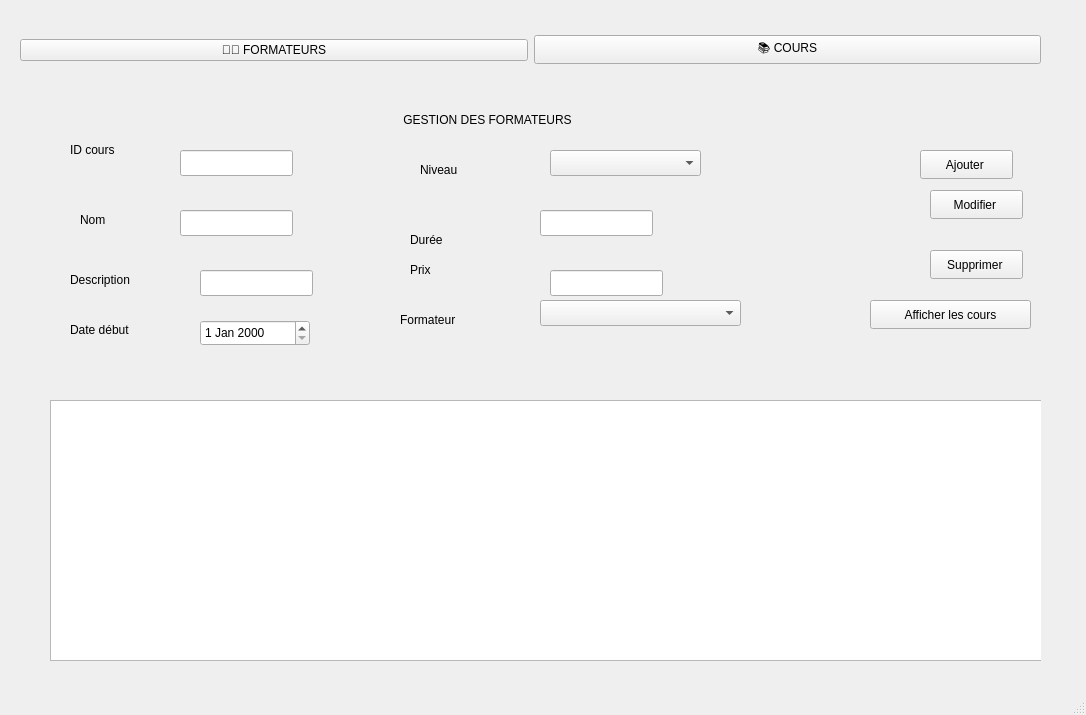
The window that mainwindow.ui (Ali-belkadhi/QT_2026) describes before a commit, drawn with Qt 5.
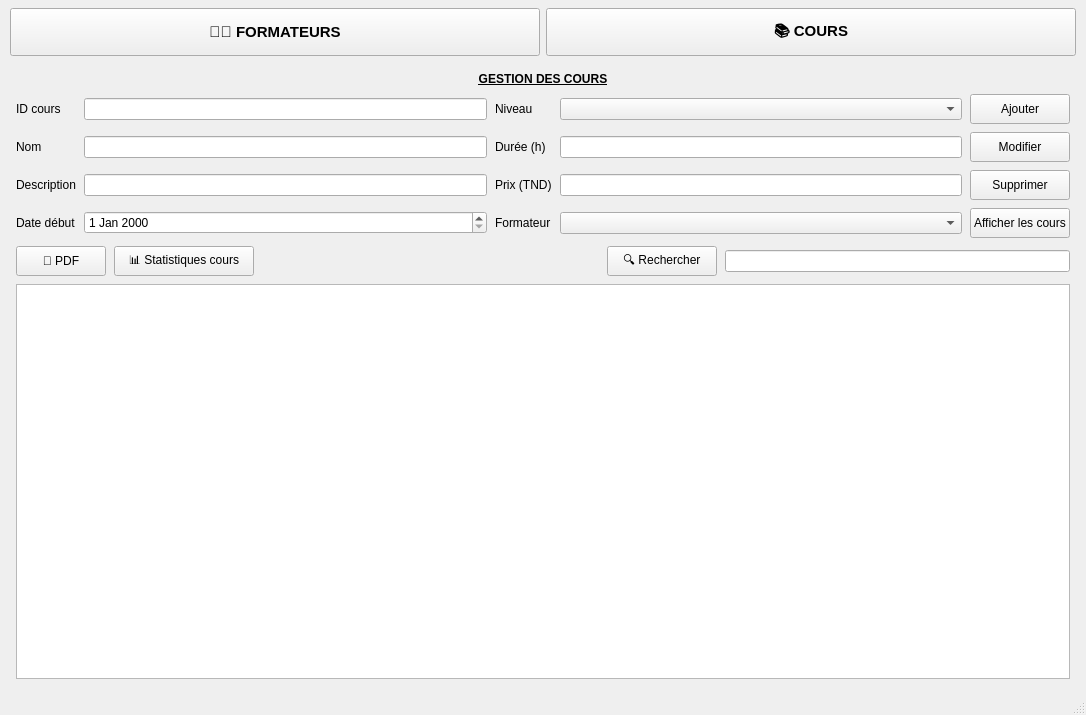
The same window after the commit. The open tabs and pages were chosen to show the change.

Commit message: tri&stat

Diff of the .ui file:
```diff
--- a/mainwindow.ui
+++ b/mainwindow.ui
@@ -11,579 +11,600 @@
    </rect>
   </property>
   <property name="windowTitle">
-   <string>MainWindow</string>
+   <string>Centre de Formation</string>
   </property>
   <widget class="QWidget" name="centralwidget">
-   <widget class="QWidget" name="verticalLayoutWidget">
-    <property name="geometry">
-     <rect>
-      <x>10</x>
-      <y>0</y>
-      <width>1061</width>
-      <height>681</height>
-     </rect>
+   <layout class="QVBoxLayout" name="mainLayout">
+    <property name="spacing">
+     <number>6</number>
     </property>
-    <layout class="QVBoxLayout" name="verticalLayout_2">
-     <item>
-      <widget class="QWidget" name="navigationWidget" native="true">
-       <property name="enabled">
-        <bool>true</bool>
-       </property>
-       <widget class="QWidget" name="horizontalLayoutWidget">
-        <property name="geometry">
-         <rect>
-          <x>10</x>
-          <y>10</y>
-          <width>1021</width>
-          <height>80</height>
-         </rect>
+    <property name="leftMargin">
+     <number>10</number>
+    </property>
+    <property name="topMargin">
+     <number>8</number>
+    </property>
+    <property name="rightMargin">
+     <number>10</number>
+    </property>
+    <property name="bottomMargin">
+     <number>8</number>
+    </property>
+
+    <!-- ===================== NAV BUTTONS ===================== -->
+    <item>
+     <layout class="QHBoxLayout" name="navLayout">
+      <property name="spacing">
+       <number>6</number>
+      </property>
+      <item>
+       <widget class="QPushButton" name="btnFormateurs">
+        <property name="sizePolicy">
+         <sizepolicy hsizetype="Expanding" vsizetype="Fixed">
+          <horstretch>0</horstretch>
+          <verstretch>0</verstretch>
+         </sizepolicy>
         </property>
-        <layout class="QHBoxLayout" name="horizontalLayout">
-         <item>
-          <widget class="QPushButton" name="btnFormateurs">
-           <property name="text">
-            <string>👨‍🏫 FORMATEURS</string>
-           </property>
-          </widget>
-         </item>
-         <item>
-          <widget class="QPushButton" name="btnCours">
-           <property name="text">
-            <string>📚 COURS</string>
-           </property>
-          </widget>
-         </item>
-        </layout>
+        <property name="minimumSize">
+         <size>
+          <width>0</width>
+          <height>48</height>
+         </size>
+        </property>
+        <property name="font">
+         <font>
+          <pointsize>11</pointsize>
+          <bold>true</bold>
+         </font>
+        </property>
+        <property name="text">
+         <string>👨‍🏫 FORMATEURS</string>
+        </property>
        </widget>
-       <widget class="QStackedWidget" name="stackedWidget">
-        <property name="enabled">
-         <bool>true</bool>
+      </item>
+      <item>
+       <widget class="QPushButton" name="btnCours">
+        <property name="sizePolicy">
+         <sizepolicy hsizetype="Expanding" vsizetype="Fixed">
+          <horstretch>0</horstretch>
+          <verstretch>0</verstretch>
+         </sizepolicy>
         </property>
-        <property name="geometry">
-         <rect>
-          <x>20</x>
-          <y>110</y>
-          <width>1011</width>
-          <height>551</height>
-         </rect>
+        <property name="minimumSize">
+         <size>
+          <width>0</width>
+          <height>48</height>
+         </size>
         </property>
-        <property name="currentIndex">
-         <number>0</number>
+        <property name="font">
+         <font>
+          <pointsize>11</pointsize>
+          <bold>true</bold>
+         </font>
         </property>
-        <widget class="QWidget" name="pageCours">
-         <widget class="QLabel" name="label_7">
-          <property name="geometry">
-           <rect>
-            <x>40</x>
-            <y>30</y>
-            <width>63</width>
-            <height>20</height>
-           </rect>
-          </property>
-          <property name="text">
-           <string>ID cours</string>
-          </property>
-         </widget>
-         <widget class="QLabel" name="label_8">
-          <property name="geometry">
-           <rect>
-            <x>50</x>
-            <y>100</y>
-            <width>63</width>
-            <height>20</height>
-           </rect>
-          </property>
-          <property name="text">
-           <string>Nom</string>
-          </property>
-         </widget>
-         <widget class="QLabel" name="label_9">
-          <property name="geometry">
-           <rect>
-            <x>380</x>
-            <y>120</y>
-            <width>63</width>
-            <height>20</height>
-           </rect>
-          </property>
-          <property name="text">
-           <string>Durée</string>
-          </property>
-         </widget>
-         <widget class="QLabel" name="label_10">
-          <property name="geometry">
-           <rect>
-            <x>380</x>
-            <y>150</y>
-            <width>63</width>
-            <height>20</height>
-           </rect>
-          </property>
-          <property name="text">
-           <string>Prix</string>
-          </property>
-         </widget>
-         <widget class="QLabel" name="label_11">
-          <property name="geometry">
-           <rect>
-            <x>370</x>
-            <y>200</y>
-            <width>111</width>
-            <height>20</height>
-           </rect>
-          </property>
-          <property name="text">
-           <string>Formateur</string>
-          </property>
-         </widget>
-         <widget class="QLineEdit" name="editIdCours">
-          <property name="geometry">
-           <rect>
-            <x>150</x>
-            <y>40</y>
-            <width>113</width>
-            <height>26</height>
-           </rect>
-          </property>
-         </widget>
-         <widget class="QLineEdit" name="editNomCours">
-          <property name="geometry">
-           <rect>
-            <x>150</x>
-            <y>100</y>
-            <width>113</width>
-            <height>26</height>
-           </rect>
-          </property>
-         </widget>
-         <widget class="QComboBox" name="comboFormateur">
-          <property name="geometry">
-           <rect>
-            <x>510</x>
-            <y>190</y>
-            <width>201</width>
-            <height>26</height>
-           </rect>
-          </property>
-         </widget>
-         <widget class="QLineEdit" name="editDuree">
-          <property name="geometry">
-           <rect>
-            <x>510</x>
-            <y>100</y>
-            <width>113</width>
-            <height>26</height>
-           </rect>
-          </property>
-         </widget>
-         <widget class="QLineEdit" name="editPrix">
-          <property name="geometry">
-           <rect>
-            <x>520</x>
-            <y>160</y>
-            <width>113</width>
-            <height>26</height>
-           </rect>
-          </property>
-         </widget>
-         <widget class="QPushButton" name="btnAjouterCours">
-          <property name="geometry">
-           <rect>
-            <x>890</x>
-            <y>40</y>
-            <width>93</width>
-            <height>29</height>
-           </rect>
-          </property>
-          <property name="text">
-           <string>Ajouter </string>
-          </property>
-         </widget>
-         <widget class="QPushButton" name="btnModifierCours">
-          <property name="geometry">
-           <rect>
-            <x>900</x>
-            <y>80</y>
-            <width>93</width>
-            <height>29</height>
-           </rect>
-          </property>
-          <property name="text">
-           <string>Modifier </string>
-          </property>
-         </widget>
-         <widget class="QPushButton" name="btnSupprimerCours">
-          <property name="geometry">
-           <rect>
-            <x>900</x>
-            <y>140</y>
-            <width>93</width>
-            <height>29</height>
-           </rect>
-          </property>
-          <property name="text">
-           <string>Supprimer </string>
-          </property>
-         </widget>
-         <widget class="QPushButton" name="btnAfficherCours">
-          <property name="geometry">
-           <rect>
-            <x>840</x>
-            <y>190</y>
-            <width>161</width>
-            <height>29</height>
-           </rect>
-          </property>
-          <property name="text">
-           <string>Afficher les cours</string>
-          </property>
-         </widget>
-         <widget class="QTableView" name="tableCours">
-          <property name="geometry">
-           <rect>
-            <x>20</x>
-            <y>290</y>
-            <width>1001</width>
-            <height>261</height>
-           </rect>
-          </property>
-         </widget>
+        <property name="text">
+         <string>📚 COURS</string>
+        </property>
+       </widget>
+      </item>
+     </layout>
+    </item>
+
+    <!-- ===================== STACKED WIDGET ===================== -->
+    <item>
+     <widget class="QStackedWidget" name="stackedWidget">
+      <property name="sizePolicy">
+       <sizepolicy hsizetype="Expanding" vsizetype="Expanding">
+        <horstretch>0</horstretch>
+        <verstretch>0</verstretch>
+       </sizepolicy>
+      </property>
+      <property name="currentIndex">
+       <number>1</number>
+      </property>
+
+      <!-- ============= PAGE COURS ============= -->
+      <widget class="QWidget" name="pageCours">
+       <layout class="QVBoxLayout" name="coursOuterLayout">
+        <property name="spacing">
+         <number>8</number>
+        </property>
+        <property name="leftMargin">
+         <number>6</number>
+        </property>
+        <property name="topMargin">
+         <number>10</number>
+        </property>
+        <property name="rightMargin">
+         <number>6</number>
+        </property>
+        <property name="bottomMargin">
+         <number>6</number>
+        </property>
+
+        <!-- Titre -->
+        <item>
          <widget class="QLabel" name="label_12">
-          <property name="geometry">
-           <rect>
-            <x>370</x>
-            <y>0</y>
-            <width>301</width>
-            <height>20</height>
-           </rect>
+          <property name="font">
+           <font>
+            <underline>true</underline>
+            <bold>true</bold>
+           </font>
           </property>
           <property name="text">
-           <string> GESTION DES FORMATEURS</string>
+           <string>GESTION DES COURS</string>
           </property>
-         </widget>
-         <widget class="QLabel" name="label_15">
-          <property name="geometry">
-           <rect>
-            <x>40</x>
-            <y>160</y>
-            <width>63</width>
-            <height>20</height>
-           </rect>
+          <property name="alignment">
+           <set>Qt::AlignCenter</set>
           </property>
-          <property name="text">
-           <string>Description     </string>
-          </property>
          </widget>
-         <widget class="QLabel" name="label_16">
-          <property name="geometry">
-           <rect>
-            <x>40</x>
-            <y>210</y>
-            <width>63</width>
-            <height>20</height>
-           </rect>
+        </item>
+
+        <!-- Formulaire cours -->
+        <item>
+         <layout class="QGridLayout" name="coursFormLayout">
+          <property name="spacing">
+           <number>8</number>
           </property>
-          <property name="text">
-           <string>Date début </string>
+
+          <!-- Ligne 0 : ID cours -->
+          <item row="0" column="0">
+           <widget class="QLabel" name="label_7">
+            <property name="text"><string>ID cours</string></property>
+           </widget>
+          </item>
+          <item row="0" column="1">
+           <widget class="QLineEdit" name="editIdCours"/>
+          </item>
+
+          <!-- Ligne 0 col 2-3 : Niveau -->
+          <item row="0" column="2">
+           <widget class="QLabel" name="label_17">
+            <property name="text"><string>Niveau</string></property>
+           </widget>
+          </item>
+          <item row="0" column="3">
+           <widget class="QComboBox" name="comboNiveau">
+            <property name="sizePolicy">
+             <sizepolicy hsizetype="Expanding" vsizetype="Fixed">
+              <horstretch>0</horstretch>
+              <verstretch>0</verstretch>
+             </sizepolicy>
+            </property>
+           </widget>
+          </item>
+
+          <!-- Ligne 0 col 4 : Ajouter -->
+          <item row="0" column="4">
+           <widget class="QPushButton" name="btnAjouterCours">
+            <property name="text"><string>Ajouter</string></property>
+            <property name="minimumSize">
+             <size><width>90</width><height>30</height></size>
+            </property>
+           </widget>
+          </item>
+
+          <!-- Ligne 1 : Nom cours -->
+          <item row="1" column="0">
+           <widget class="QLabel" name="label_8">
+            <property name="text"><string>Nom</string></property>
+           </widget>
+          </item>
+          <item row="1" column="1">
+           <widget class="QLineEdit" name="editNomCours"/>
+          </item>
+
+          <!-- Ligne 1 col 2-3 : Durée -->
+          <item row="1" column="2">
+           <widget class="QLabel" name="label_9">
+            <property name="text"><string>Durée (h)</string></property>
+           </widget>
+          </item>
+          <item row="1" column="3">
+           <widget class="QLineEdit" name="editDuree"/>
+          </item>
+
+          <!-- Ligne 1 col 4 : Modifier -->
+          <item row="1" column="4">
+           <widget class="QPushButton" name="btnModifierCours">
+            <property name="text"><string>Modifier</string></property>
+            <property name="minimumSize">
+             <size><width>90</width><height>30</height></size>
+            </property>
+           </widget>
+          </item>
+
+          <!-- Ligne 2 : Description -->
+          <item row="2" column="0">
+           <widget class="QLabel" name="label_15">
+            <property name="text"><string>Description</string></property>
+           </widget>
+          </item>
+          <item row="2" column="1">
+           <widget class="QLineEdit" name="editDescriptionCours"/>
+          </item>
+
+          <!-- Ligne 2 col 2-3 : Prix -->
+          <item row="2" column="2">
+           <widget class="QLabel" name="label_10">
+            <property name="text"><string>Prix (TND)</string></property>
+           </widget>
+          </item>
+          <item row="2" column="3">
+           <widget class="QLineEdit" name="editPrix"/>
+          </item>
+
+          <!-- Ligne 2 col 4 : Supprimer -->
+          <item row="2" column="4">
+           <widget class="QPushButton" name="btnSupprimerCours">
+            <property name="text"><string>Supprimer</string></property>
+            <property name="minimumSize">
+             <size><width>90</width><height>30</height></size>
+            </property>
+           </widget>
+          </item>
+
+          <!-- Ligne 3 : Date début -->
+          <item row="3" column="0">
+           <widget class="QLabel" name="label_16">
+            <property name="text"><string>Date début</string></property>
+           </widget>
+          </item>
+          <item row="3" column="1">
+           <widget class="QDateEdit" name="dateEditDebut">
+            <property name="sizePolicy">
+             <sizepolicy hsizetype="Expanding" vsizetype="Fixed">
+              <horstretch>0</horstretch>
+              <verstretch>0</verstretch>
+             </sizepolicy>
+            </property>
+           </widget>
+          </item>
+
+          <!-- Ligne 3 col 2-3 : Formateur -->
+          <item row="3" column="2">
+           <widget class="QLabel" name="label_11">
+            <property name="text"><string>Formateur</string></property>
+           </widget>
+          </item>
+          <item row="3" column="3">
+           <widget class="QComboBox" name="comboFormateur">
+            <property name="sizePolicy">
+             <sizepolicy hsizetype="Expanding" vsizetype="Fixed">
+              <horstretch>0</horstretch>
+              <verstretch>0</verstretch>
+             </sizepolicy>
+            </property>
+           </widget>
+          </item>
+
+          <!-- Ligne 3 col 4 : Afficher -->
+          <item row="3" column="4">
+           <widget class="QPushButton" name="btnAfficherCours">
+            <property name="text"><string>Afficher les cours</string></property>
+            <property name="minimumSize">
+             <size><width>90</width><height>30</height></size>
+            </property>
+           </widget>
+          </item>
+
+         </layout>
+        </item>
+
+        <!-- Barre d'outils cours -->
+        <item>
+         <layout class="QHBoxLayout" name="coursToolbarLayout">
+          <property name="spacing">
+           <number>8</number>
           </property>
-         </widget>
-         <widget class="QDateEdit" name="dateEditDebut">
-          <property name="geometry">
-           <rect>
-            <x>170</x>
-            <y>210</y>
-            <width>110</width>
-            <height>26</height>
-           </rect>
+          <item>
+           <widget class="QPushButton" name="btnPdfCours">
+            <property name="text"><string>📄 PDF</string></property>
+            <property name="minimumSize">
+             <size><width>90</width><height>30</height></size>
+            </property>
+           </widget>
+          </item>
+          <item>
+           <widget class="QPushButton" name="btnStatCours">
+            <property name="text"><string>📊 Statistiques cours</string></property>
+            <property name="minimumSize">
+             <size><width>140</width><height>30</height></size>
+            </property>
+           </widget>
+          </item>
+          <item>
+           <spacer>
+            <property name="orientation"><enum>Qt::Horizontal</enum></property>
+            <property name="sizeHint" stdset="0">
+             <size><width>40</width><height>20</height></size>
+            </property>
+           </spacer>
+          </item>
+          <item>
+           <widget class="QPushButton" name="btnRechercherCours">
+            <property name="text"><string>🔍 Rechercher</string></property>
+            <property name="minimumSize">
+             <size><width>110</width><height>30</height></size>
+            </property>
+           </widget>
+          </item>
+          <item>
+           <widget class="QLineEdit" name="editRechercheCours">
+            <property name="sizePolicy">
+             <sizepolicy hsizetype="Expanding" vsizetype="Fixed">
+              <horstretch>0</horstretch>
+              <verstretch>0</verstretch>
+             </sizepolicy>
+            </property>
+           </widget>
+          </item>
+         </layout>
+        </item>
+
+        <!-- Table cours -->
+        <item>
+         <widget class="QTableView" name="tableCours">
+          <property name="sizePolicy">
+           <sizepolicy hsizetype="Expanding" vsizetype="Expanding">
+            <horstretch>0</horstretch>
+            <verstretch>0</verstretch>
+           </sizepolicy>
           </property>
          </widget>
-         <widget class="QLineEdit" name="editDescriptionCours">
-          <property name="geometry">
-           <rect>
-            <x>170</x>
-            <y>160</y>
-            <width>113</width>
-            <height>26</height>
-           </rect>
+        </item>
+
+       </layout>
+      </widget>
+
+      <!-- ============= PAGE FORMATEURS ============= -->
+      <widget class="QWidget" name="pageFormateurs">
+       <property name="sizePolicy">
+        <sizepolicy hsizetype="Expanding" vsizetype="Expanding">
+         <horstretch>0</horstretch>
+         <verstretch>0</verstretch>
+        </sizepolicy>
+       </property>
+       <layout class="QVBoxLayout" name="formOuterLayout">
+        <property name="spacing">
+         <number>8</number>
+        </property>
+        <property name="leftMargin">
+         <number>6</number>
+        </property>
+        <property name="topMargin">
+         <number>10</number>
+        </property>
+        <property name="rightMargin">
+         <number>6</number>
+        </property>
+        <property name="bottomMargin">
+         <number>6</number>
+        </property>
+
+        <!-- Titre -->
+        <item>
+         <widget class="QLabel" name="labelTitreFormateurs">
+          <property name="font">
+           <font>
+            <underline>true</underline>
+            <bold>true</bold>
+           </font>
           </property>
-         </widget>
-         <widget class="QLabel" name="label_17">
-          <property name="geometry">
-           <rect>
-            <x>390</x>
-            <y>50</y>
-            <width>63</width>
-            <height>20</height>
-           </rect>
-          </property>
           <property name="text">
-           <string>Niveau       </string>
+           <string>GESTION DES FORMATEURS</string>
           </property>
-         </widget>
-         <widget class="QComboBox" name="comboNiveau">
-          <property name="geometry">
-           <rect>
-            <x>520</x>
-            <y>40</y>
-            <width>151</width>
-            <height>26</height>
-           </rect>
+          <property name="alignment">
+           <set>Qt::AlignCenter</set>
           </property>
          </widget>
-        </widget>
-        <widget class="QWidget" name="pageFormateurs">
-         <widget class="QLabel" name="label">
-          <property name="geometry">
-           <rect>
-            <x>20</x>
-            <y>30</y>
-            <width>101</width>
-            <height>20</height>
-           </rect>
+        </item>
+
+        <!-- Formulaire formateurs -->
+        <item>
+         <layout class="QGridLayout" name="formFormLayout">
+          <property name="spacing">
+           <number>8</number>
           </property>
-          <property name="text">
-           <string>ID Formateur</string>
+
+          <!-- Ligne 0 : ID / Email -->
+          <item row="0" column="0">
+           <widget class="QLabel" name="label">
+            <property name="text"><string>ID Formateur</string></property>
+           </widget>
+          </item>
+          <item row="0" column="1">
+           <widget class="QLineEdit" name="editIdFormateur"/>
+          </item>
+          <item row="0" column="2">
+           <widget class="QLabel" name="label_6">
+            <property name="text"><string>Email</string></property>
+           </widget>
+          </item>
+          <item row="0" column="3">
+           <widget class="QLineEdit" name="editEmail">
+            <property name="sizePolicy">
+             <sizepolicy hsizetype="Expanding" vsizetype="Fixed">
+              <horstretch>0</horstretch>
+              <verstretch>0</verstretch>
+             </sizepolicy>
+            </property>
+           </widget>
+          </item>
+          <item row="0" column="4">
+           <widget class="QPushButton" name="btnAjouterFormateur">
+            <property name="text"><string>Ajouter</string></property>
+            <property name="minimumSize">
+             <size><width>90</width><height>30</height></size>
+            </property>
+           </widget>
+          </item>
+
+          <!-- Ligne 1 : Nom / Téléphone -->
+          <item row="1" column="0">
+           <widget class="QLabel" name="label_2">
+            <property name="text"><string>Nom</string></property>
+           </widget>
+          </item>
+          <item row="1" column="1">
+           <widget class="QLineEdit" name="editNom"/>
+          </item>
+          <item row="1" column="2">
+           <widget class="QLabel" name="label_5">
+            <property name="text"><string>Téléphone</string></property>
+           </widget>
+          </item>
+          <item row="1" column="3">
+           <widget class="QLineEdit" name="editTelephone"/>
+          </item>
+          <item row="1" column="4">
+           <widget class="QPushButton" name="btnModifierFormateur">
+            <property name="text"><string>Modifier</string></property>
+            <property name="minimumSize">
+             <size><width>90</width><height>30</height></size>
+            </property>
+           </widget>
+          </item>
+
+          <!-- Ligne 2 : Prénom / Spécialité -->
+          <item row="2" column="0">
+           <widget class="QLabel" name="label_3">
+            <property name="text"><string>Prénom</string></property>
+           </widget>
+          </item>
+          <item row="2" column="1">
+           <widget class="QLineEdit" name="editPrenom"/>
+          </item>
+          <item row="2" column="2">
+           <widget class="QLabel" name="label_4">
+            <property name="text"><string>Spécialité</string></property>
+           </widget>
+          </item>
+          <item row="2" column="3">
+           <widget class="QComboBox" name="comboSpecialite">
+            <property name="sizePolicy">
+             <sizepolicy hsizetype="Expanding" vsizetype="Fixed">
+              <horstretch>0</horstretch>
+              <verstretch>0</verstretch>
+             </sizepolicy>
+            </property>
+           </widget>
+          </item>
+          <item row="2" column="4">
+           <widget class="QPushButton" name="btnSupprimerFormateur">
+            <property name="text"><string>Supprimer</string></property>
+            <property name="minimumSize">
+             <size><width>90</width><height>30</height></size>
+            </property>
+           </widget>
+          </item>
+
+          <!-- Ligne 3 : Salaire / Date embauche -->
+          <item row="3" column="0">
+           <widget class="QLabel" name="label_13">
+            <property name="text"><string>Salaire</string></property>
+           </widget>
+          </item>
+          <item row="3" column="1">
+           <widget class="QLineEdit" name="editSalaire"/>
+          </item>
+          <item row="3" column="2">
+           <widget class="QLabel" name="label_14">
+            <property name="text"><string>Date embauche</string></property>
+           </widget>
+          </item>
+          <item row="3" column="3">
+           <widget class="QDateEdit" name="dateEditEmbauche">
+            <property name="sizePolicy">
+             <sizepolicy hsizetype="Expanding" vsizetype="Fixed">
+              <horstretch>0</horstretch>
+              <verstretch>0</verstretch>
+             </sizepolicy>
+            </property>
+           </widget>
+          </item>
+          <item row="3" column="4">
+           <widget class="QPushButton" name="btnAfficherFormateurs">
+            <property name="text"><string>Afficher</string></property>
+            <property name="minimumSize">
+             <size><width>90</width><height>30</height></size>
+            </property>
+           </widget>
+          </item>
+
+         </layout>
+        </item>
+
+        <!-- Barre d'outils formateurs -->
+        <item>
+         <layout class="QHBoxLayout" name="formToolbarLayout">
+          <property name="spacing">
+           <number>8</number>
           </property>
-         </widget>
-         <widget class="QLabel" name="label_2">
-          <property name="geometry">
-           <rect>
-            <x>20</x>
-            <y>70</y>
-            <width>63</width>
-            <height>20</height>
-           </rect>
-          </property>
-          <property name="text">
-           <string>Nom          </string>
-          </property>
-         </widget>
-         <widget class="QLabel" name="label_3">
-          <property name="geometry">
-           <rect>
-            <x>20</x>
-            <y>120</y>
-            <width>63</width>
-            <height>20</height>
-           </rect>
-          </property>
-          <property name="text">
-           <string>Prénom       </string>
-          </property>
-         </widget>
-         <widget class="QLabel" name="label_4">
-          <property name="geometry">
-           <rect>
-            <x>360</x>
-            <y>120</y>
-            <width>91</width>
-            <height>20</height>
-           </rect>
-          </property>
-          <property name="text">
-           <string>Spécialité   </string>
-          </property>
-         </widget>
-         <widget class="QLabel" name="label_5">
-          <property name="geometry">
-           <rect>
-            <x>360</x>
-            <y>70</y>
-            <width>81</width>
-            <height>20</height>
-           </rect>
-          </property>
-          <property name="text">
-           <string>Téléphone    </string>
-          </property>
-         </widget>
-         <widget class="QLabel" name="label_6">
-          <property name="geometry">
-           <rect>
-            <x>360</x>
-            <y>30</y>
-            <width>63</width>
-            <height>20</height>
-           </rect>
-          </property>
-          <property name="text">
-           <string>Email        </string>
-          </property>
-         </widget>
-         <widget class="QLineEdit" name="editIdFormateur">
-          <property name="geometry">
-           <rect>
-            <x>180</x>
-            <y>30</y>
-            <width>113</width>
-            <height>26</height>
-           </rect>
-          </property>
-         </widget>
-         <widget class="QLineEdit" name="editNom">
-          <property name="geometry">
-           <rect>
-            <x>190</x>
-            <y>70</y>
-            <width>113</width>
-            <height>26</height>
-           </rect>
-          </property>
-         </widget>
-         <widget class="QLineEdit" name="editPrenom">
-          <property name="geometry">
-           <rect>
-            <x>190</x>
-            <y>120</y>
-            <width>113</width>
-            <height>26</height>
-           </rect>
-          </property>
-         </widget>
-         <widget class="QLineEdit" name="editEmail">
-          <property name="geometry">
-           <rect>
-            <x>470</x>
-            <y>30</y>
-            <width>271</width>
-            <height>26</height>
-           </rect>
-          </property>
-         </widget>
-         <widget class="QLineEdit" name="editTelephone">
-          <property name="geometry">
-           <rect>
-            <x>470</x>
-            <y>80</y>
-            <width>181</width>
-            <height>26</height>
-           </rect>
-          </property>
-         </widget>
-         <widget class="QLineEdit" name="editSpecialite">
-          <property name="geometry">
-           <rect>
-            <x>470</x>
-            <y>130</y>
-            <width>271</width>
-            <height>26</height>
-           </rect>
-          </property>
-         </widget>
-         <widget class="QPushButton" name="btnAjouterFormateur">
-          <property name="geometry">
-           <rect>
-            <x>850</x>
-            <y>20</y>
-            <width>93</width>
-            <height>29</height>
-           </rect>
-          </property>
-          <property name="text">
-           <string>Ajouter </string>
-          </property>
-         </widget>
-         <widget class="QPushButton" name="btnModifierFormateur">
-          <property name="geometry">
-           <rect>
-            <x>850</x>
-            <y>70</y>
-            <width>93</width>
-            <height>29</height>
-           </rect>
-          </property>
-          <property name="text">
-           <string>Modifier </string>
-          </property>
-         </widget>
-         <widget class="QPushButton" name="btnSupprimerFormateur">
-          <property name="geometry">
-           <rect>
-            <x>850</x>
-            <y>120</y>
-            <width>93</width>
-            <height>29</height>
-           </rect>
-          </property>
-          <property name="text">
-           <string>Supprimer </string>
-          </property>
-         </widget>
-         <widget class="QPushButton" name="btnAfficherFormateurs">
-          <property name="geometry">
-           <rect>
-            <x>850</x>
-            <y>170</y>
-            <width>93</width>
-            <height>29</height>
-           </rect>
-          </property>
-          <property name="text">
-           <string>Afficher</string>
-          </property>
-         </widget>
+          <item>
+           <widget class="QPushButton" name="btnPdfFormateur">
+            <property name="text"><string>📄 PDF</string></property>
+            <property name="minimumSize">
+             <size><width>90</width><height>30</height></size>
+            </property>
+           </widget>
+          </item>
+          <item>
+           <widget class="QPushButton" name="btnStatFormateur">
+            <property name="text"><string>📊 Statistiques formateurs</string></property>
+            <property name="minimumSize">
+             <size><width>160</width><height>30</height></size>
+            </property>
+           </widget>
+          </item>
+          <item>
+           <spacer>
+            <property name="orientation"><enum>Qt::Horizontal</enum></property>
+            <property name="sizeHint" stdset="0">
+             <size><width>40</width><height>20</height></size>
+            </property>
+           </spacer>
+          </item>
+          <item>
+           <widget class="QPushButton" name="btnRechercherFormateur">
+            <property name="text"><string>🔍 Rechercher</string></property>
+            <property name="minimumSize">
+             <size><width>110</width><height>30</height></size>
+            </property>
+           </widget>
+          </item>
+          <item>
+           <widget class="QLineEdit" name="editRechercheFormateur">
+            <property name="sizePolicy">
+             <sizepolicy hsizetype="Expanding" vsizetype="Fixed">
+              <horstretch>0</horstretch>
+              <verstretch>0</verstretch>
+             </sizepolicy>
+            </property>
+           </widget>
+          </item>
+         </layout>
+        </item>
+
+        <!-- Table formateurs -->
+        <item>
          <widget class="QTableView" name="tableFormateurs">
-          <property name="geometry">
-           <rect>
-            <x>10</x>
-            <y>200</y>
-            <width>1001</width>
-            <height>341</height>
-           </rect>
+          <property name="sizePolicy">
+           <sizepolicy hsizetype="Expanding" vsizetype="Expanding">
+            <horstretch>0</horstretch>
+            <verstretch>0</verstretch>
+           </sizepolicy>
           </property>
          </widget>
-         <widget class="QLabel" name="label_13">
-          <property name="geometry">
-           <rect>
-            <x>20</x>
-            <y>160</y>
-            <width>63</width>
-            <height>20</height>
-           </rect>
-          </property>
-          <property name="text">
-           <string>Salaire</string>
-          </property>
-         </widget>
-         <widget class="QLineEdit" name="editSalaire">
-          <property name="geometry">
-           <rect>
-            <x>190</x>
-            <y>160</y>
-            <width>113</width>
-            <height>26</height>
-           </rect>
-          </property>
-         </widget>
-         <widget class="QLabel" name="label_14">
-          <property name="geometry">
-           <rect>
-            <x>360</x>
-            <y>170</y>
-            <width>111</width>
-            <height>20</height>
-           </rect>
-          </property>
-          <property name="text">
-           <string>Date embauche</string>
-          </property>
-         </widget>
-         <widget class="QDateEdit" name="dateEditEmbauche">
-          <property name="geometry">
-           <rect>
-            <x>490</x>
-            <y>170</y>
-            <width>110</width>
-            <height>26</height>
-           </rect>
-          </property>
-         </widget>
-        </widget>
-       </widget>
+        </item>
+
+       </layout>
       </widget>
-     </item>
-    </layout>
-   </widget>
+
+     </widget>
+    </item>
+
+   </layout>
   </widget>
   <widget class="QMenuBar" name="menubar">
    <property name="geometry">
```
The commit also changes 67 other files.
